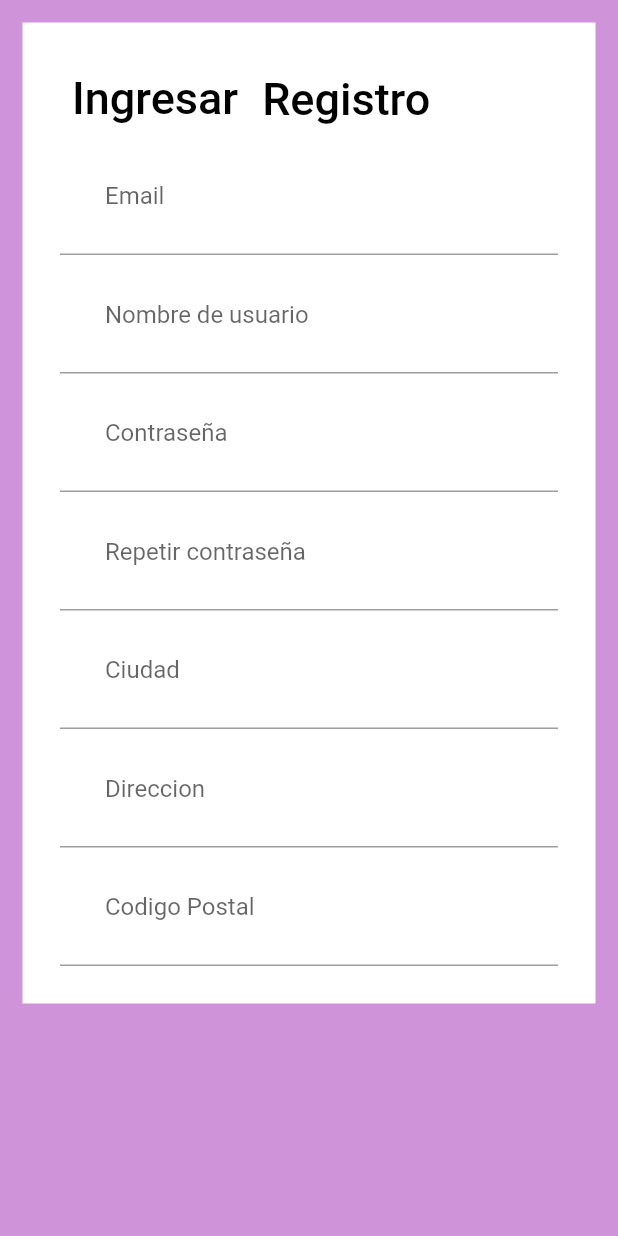
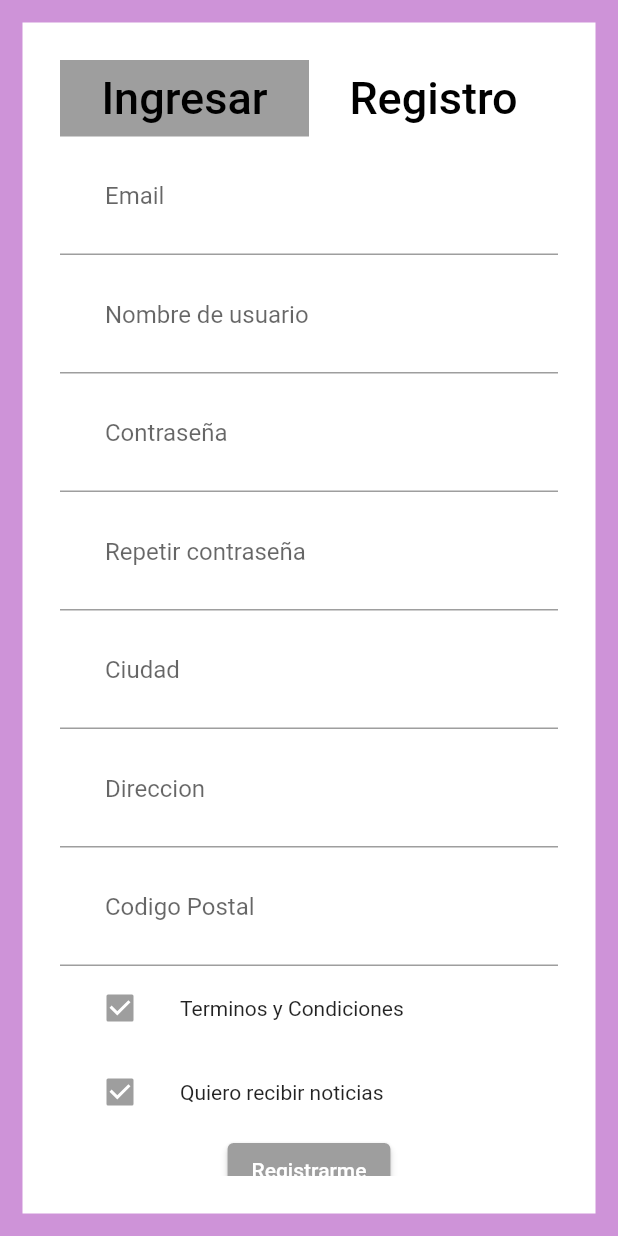
Before and after one commit to No-Country/C2-G57-T, a Flutter app: the screen it shows after launch, after a tap on "Registro", on a phone screen of 412 x 824 dp. Run offline on Flutter 3.47's test engine with Material 2 defaults, Android fonts, the phone set to English and light mode, and no system bars; our stand-ins replace card_swiper.

Commit message:
login completo

```diff
--- a/ecommerce-client/ecommerce-client-mobile/ecommercemobile/lib/login.dart
+++ b/ecommerce-client/ecommerce-client-mobile/ecommercemobile/lib/login.dart
@@ -29,7 +29,9 @@ class _LoginState extends State<Login> {
                   children: [
                     Row(
                       children: [
-                        Container(
+                        Expanded(
+                          child: Container(
+                            color: activar ? Colors.grey : Colors.white,
                             child: TextButton(
                                 onPressed: () {
                                   activar = false;
@@ -41,8 +43,10 @@ class _LoginState extends State<Login> {
                                       fontSize: 30,
                                     ))),
                           ),
-                        Container(
-                          height: 50,
+                        ),
+                        Expanded(
+                          child: Container(
+                            color: activar ? Colors.white : Colors.grey,
                             child: TextButton(
                               onPressed: () {
                                 activar = true;
@@ -53,6 +57,7 @@ class _LoginState extends State<Login> {
                                     color: Colors.black,
                                     fontSize: 30,
                                   )),
+                            ),
                           ),
                         ),
                       ],
--- a/ecommerce-client/ecommerce-client-mobile/ecommercemobile/lib/widgets/login_widget.dart
+++ b/ecommerce-client/ecommerce-client-mobile/ecommercemobile/lib/widgets/login_widget.dart
@@ -1,11 +1,20 @@
 import 'package:flutter/material.dart';
 
-class LoginWidget extends StatelessWidget {
-  const LoginWidget({Key? key}) : super(key: key);
+class LoginWidget extends StatefulWidget {
+  LoginWidget({Key? key}) : super(key: key);
+
+  @override
+  State<LoginWidget> createState() => _LoginWidgetState();
+}
+
+class _LoginWidgetState extends State<LoginWidget> {
+  bool activar = true;
 
   @override
   Widget build(BuildContext context) {
-    return Column(children: [
+    return Container(
+      child: Column(
+        children: [
           TextField(
             decoration: InputDecoration(
               hintText: "Email",
@@ -18,6 +27,29 @@ class LoginWidget extends StatelessWidget {
               contentPadding: EdgeInsets.all(30),
             ),
           ),
-    ]);
+          ListTile(
+            leading: Checkbox(
+                activeColor: Colors.grey,
+                value: activar,
+                onChanged: (valor) {
+                  activar = valor ?? false;
+                  setState(() {});
+                }),
+            title: Text(
+              "Recordar",
+              style: TextStyle(fontSize: 14),
+            ),
+            trailing: Text(
+              "Olvidaste tu contraseña?",
+              style: TextStyle(fontSize: 13),
+            ),
+          ),
+          ElevatedButton(
+              style: ElevatedButton.styleFrom(primary: Colors.grey),
+              onPressed: () {},
+              child: Text("Ingresar"))
+        ],
+      ),
+    );
   }
 }
--- a/ecommerce-client/ecommerce-client-mobile/ecommercemobile/lib/widgets/register_widget.dart
+++ b/ecommerce-client/ecommerce-client-mobile/ecommercemobile/lib/widgets/register_widget.dart
@@ -1,7 +1,15 @@
 import 'package:flutter/material.dart';
 
-class RegisterWidget extends StatelessWidget {
-  const RegisterWidget({Key? key}) : super(key: key);
+class RegisterWidget extends StatefulWidget {
+  RegisterWidget({Key? key}) : super(key: key);
+
+  @override
+  State<RegisterWidget> createState() => _RegisterWidgetState();
+}
+
+class _RegisterWidgetState extends State<RegisterWidget> {
+  bool activar = true;
+  bool activar2 = true;
 
   @override
   Widget build(BuildContext context) {
@@ -50,6 +58,36 @@ class RegisterWidget extends StatelessWidget {
               contentPadding: EdgeInsets.all(30),
             ),
           ),
+          ListTile(
+            leading: Checkbox(
+                activeColor: Colors.grey,
+                value: activar,
+                onChanged: (valor) {
+                  activar = valor ?? false;
+                  setState(() {});
+                }),
+            title: Text(
+              "Terminos y Condiciones",
+              style: TextStyle(fontSize: 14),
+            ),
+          ),
+          ListTile(
+            leading: Checkbox(
+                activeColor: Colors.grey,
+                value: activar2,
+                onChanged: (valor) {
+                  activar2 = valor ?? false;
+                  setState(() {});
+                }),
+            title: Text(
+              "Quiero recibir noticias",
+              style: TextStyle(fontSize: 14),
+            ),
+          ),
+          ElevatedButton(
+              style: ElevatedButton.styleFrom(primary: Colors.grey),
+              onPressed: () {},
+              child: Text("Registrarme"))
         ],
       ),
     );
```
Lines whose indentation alone changed are shown as unchanged.
